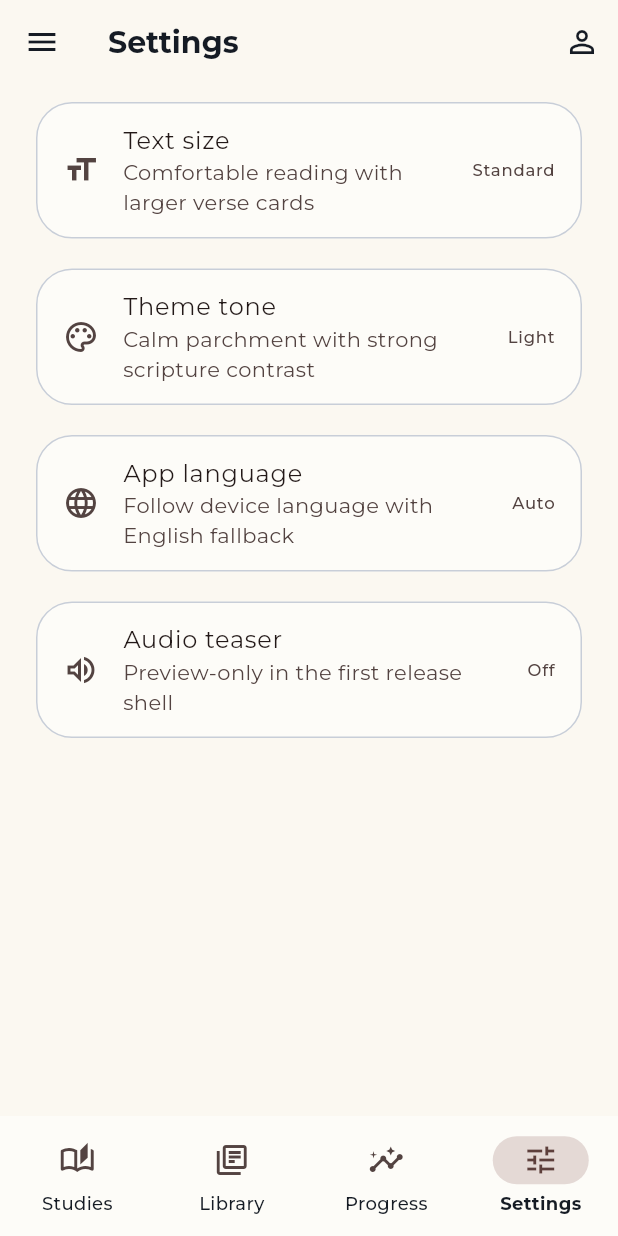
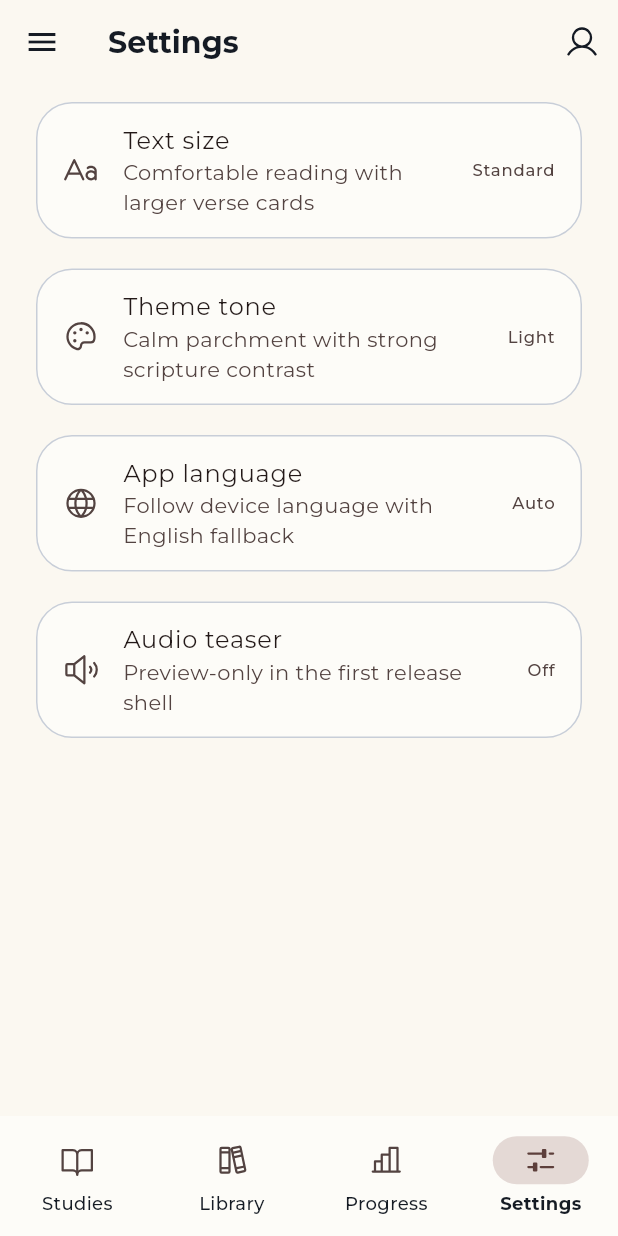
Before and after one commit to Elijahqm/BibleMemorizationCompanion, a Flutter app: the screen it shows after launch, item 4 of the bottom bar chosen, on a phone screen of 412 x 824 dp. Run offline on Flutter 3.47's test engine with Material 3 defaults, Android fonts, the phone set to English and light mode, and no system bars; our stand-ins replace convert, google_fonts, phosphor_flutter; network calls fail.

Commit message:
Migrate Material Icons to Phosphor to match the mockup's icon set
The mockup was built with Phosphor icons, not Material's — folded into
issue #5 at the user's request since both touch the same visual-parity
scope. Drop-in replacement (PhosphorIconData extends IconData), mapped by
matching mockup SVG shapes to the closest verified Phosphor icon names.

Co-Authored-By: Claude Sonnet 5 <noreply@anthropic.com>

```diff
--- a/mobile/lib/features/shell/app_shell.dart
+++ b/mobile/lib/features/shell/app_shell.dart
@@ -1,4 +1,5 @@
 import 'package:flutter/material.dart';
+import 'package:phosphor_flutter/phosphor_flutter.dart';
 
 import '../../core/config/app_config.dart';
 import '../../core/network/api_client.dart';
@@ -84,7 +85,7 @@ class _AppShellState extends State<AppShell> {
         actions: [
           IconButton(
             onPressed: () => _showSignInPrompt(context),
-            icon: const Icon(Icons.person_outline),
+            icon: const Icon(PhosphorIconsRegular.user),
             tooltip: 'Account',
           ),
         ],
@@ -108,23 +109,23 @@ class _AppShellState extends State<AppShell> {
         },
         destinations: const [
           NavigationDestination(
-            icon: Icon(Icons.auto_stories_outlined),
-            selectedIcon: Icon(Icons.auto_stories),
+            icon: Icon(PhosphorIconsRegular.bookOpen),
+            selectedIcon: Icon(PhosphorIconsFill.bookOpen),
             label: 'Studies',
           ),
           NavigationDestination(
-            icon: Icon(Icons.library_books_outlined),
-            selectedIcon: Icon(Icons.library_books),
+            icon: Icon(PhosphorIconsRegular.books),
+            selectedIcon: Icon(PhosphorIconsFill.books),
             label: 'Library',
           ),
           NavigationDestination(
-            icon: Icon(Icons.insights_outlined),
-            selectedIcon: Icon(Icons.insights),
+            icon: Icon(PhosphorIconsRegular.chartBar),
+            selectedIcon: Icon(PhosphorIconsFill.chartBar),
             label: 'Progress',
           ),
           NavigationDestination(
-            icon: Icon(Icons.tune_outlined),
-            selectedIcon: Icon(Icons.tune),
+            icon: Icon(PhosphorIconsRegular.fadersHorizontal),
+            selectedIcon: Icon(PhosphorIconsFill.fadersHorizontal),
             label: 'Settings',
           ),
         ],
@@ -393,7 +394,7 @@ class MyStudiesScreen extends StatelessWidget {
       children: [
         FilledButton.icon(
           onPressed: () => onCreateStudy(package),
-          icon: const Icon(Icons.add),
+          icon: const Icon(PhosphorIconsRegular.plus),
           label: const Text('Create study'),
         ),
         const SizedBox(height: 18),
@@ -464,14 +465,18 @@ class _StudyCard extends StatelessWidget {
           Row(
             children: [
               if (isLastStudied) ...[
-                const Icon(Icons.auto_stories, color: Colors.white, size: 18),
+                const Icon(
+                  PhosphorIconsFill.bookOpen,
+                  color: Colors.white,
+                  size: 18,
+                ),
                 const SizedBox(width: 8),
               ],
               Expanded(child: Text(study.title, style: titleStyle)),
               IconButton(
                 onPressed: onDelete,
                 icon: Icon(
-                  Icons.delete_outline,
+                  PhosphorIconsRegular.trash,
                   color: isLastStudied ? Colors.white : null,
                 ),
                 tooltip: 'Delete study',
@@ -672,7 +677,7 @@ class _CatalogFreshnessBanner extends StatelessWidget {
     return Row(
       children: [
         Icon(
-          isStale ? Icons.cloud_off : Icons.cloud_done_outlined,
+          isStale ? PhosphorIconsRegular.cloudSlash : PhosphorIconsRegular.cloudCheck,
           size: 16,
           color: isStale ? theme.colorScheme.error : theme.colorScheme.outline,
         ),
@@ -794,28 +799,28 @@ class SettingsScreen extends StatelessWidget {
       padding: const EdgeInsets.fromLTRB(20, 8, 20, 24),
       children: const [
         _SettingTile(
-          icon: Icons.format_size,
+          icon: PhosphorIconsRegular.textAa,
           title: 'Text size',
           subtitle: 'Comfortable reading with larger verse cards',
           trailing: 'Standard',
         ),
         SizedBox(height: 12),
         _SettingTile(
-          icon: Icons.palette_outlined,
+          icon: PhosphorIconsRegular.palette,
           title: 'Theme tone',
           subtitle: 'Calm parchment with strong scripture contrast',
           trailing: 'Light',
         ),
         SizedBox(height: 12),
         _SettingTile(
-          icon: Icons.language_outlined,
+          icon: PhosphorIconsRegular.globe,
           title: 'App language',
           subtitle: 'Follow device language with English fallback',
           trailing: 'Auto',
         ),
         SizedBox(height: 12),
         _SettingTile(
-          icon: Icons.volume_up_outlined,
+          icon: PhosphorIconsRegular.speakerHigh,
           title: 'Audio teaser',
           subtitle: 'Preview-only in the first release shell',
           trailing: 'Off',
@@ -1083,7 +1088,7 @@ class _InstalledPackageCard extends StatelessWidget {
                     );
                     if (confirmed) onDelete();
                   },
-                  icon: const Icon(Icons.delete_outline),
+                  icon: const Icon(PhosphorIconsRegular.trash),
                   tooltip: 'Remove download',
                 ),
               ],
@@ -1179,8 +1184,8 @@ class _DownloadAction extends StatelessWidget {
             Row(
               children: [
                 Icon(
-                  hasUpdate ? Icons.system_update_alt : Icons.check_circle,
-                  color: hasUpdate ? theme.colorScheme.secondary : theme.colorScheme.primary,
+                  hasUpdate ? PhosphorIconsFill.cloudArrowUp : PhosphorIconsFill.checkCircle,
+                  color: theme.colorScheme.primary,
                 ),
                 const SizedBox(width: 10),
                 Expanded(
@@ -1332,7 +1337,7 @@ class _ProgressRow extends StatelessWidget {
                   ],
                 ),
               ),
-              const Icon(Icons.chevron_right),
+              const Icon(PhosphorIconsRegular.caretRight),
             ],
           ),
         ),
--- a/mobile/pubspec.yaml
+++ b/mobile/pubspec.yaml
@@ -40,6 +40,7 @@ dependencies:
   archive: ^4.0.9
   path_provider: ^2.1.6
   google_fonts: ^8.2.1
+  phosphor_flutter: ^2.1.0
 
 dev_dependencies:
   flutter_test:
```
Also changed, not shown: mobile/lib/features/study/study_screens.dart (+5 -4 lines), mobile/pubspec.lock.
